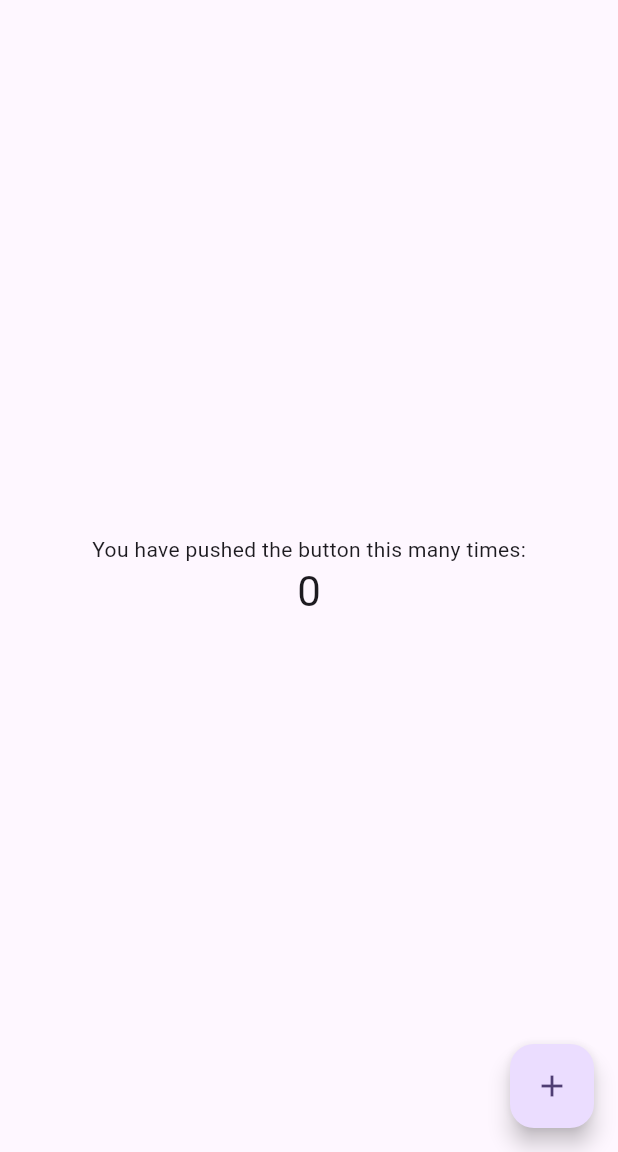
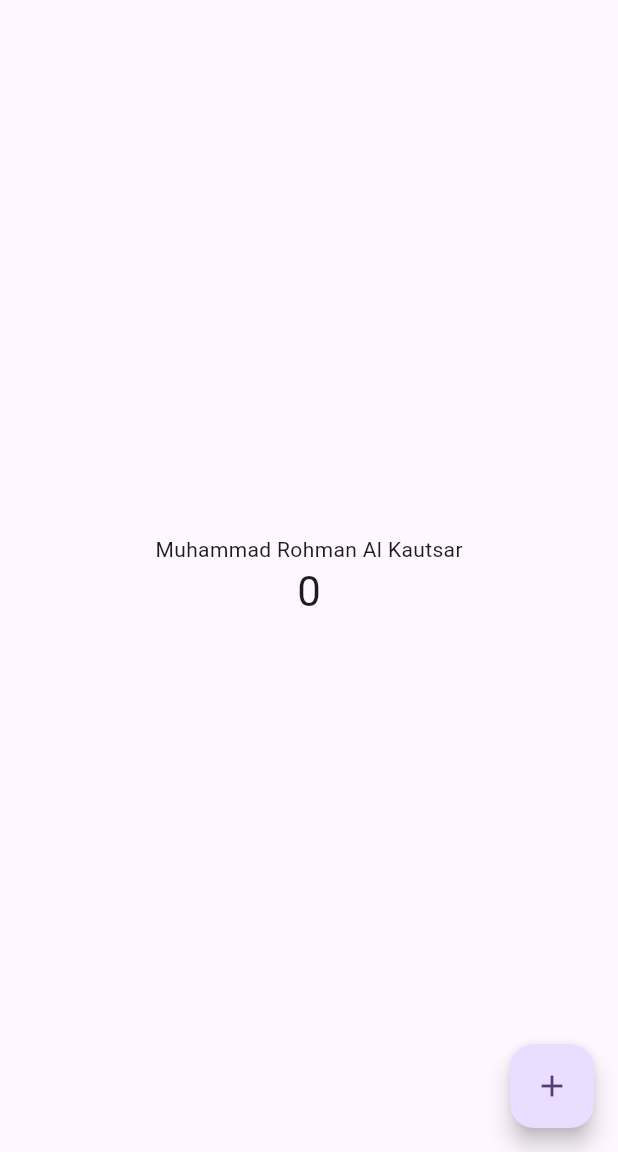
Before and after one commit to rohmanalka/flutter-fundamental-part1, a Flutter app: the screen it shows after launch, on a phone screen of 412 x 824 dp, the part 84-1236 px from its top. Run offline on Flutter 3.47's test engine with Material 3 defaults, Android fonts, the phone set to English and light mode, and no system bars.

Commit message:
feat: change text to my name

```diff
--- a/lib/main.dart
+++ b/lib/main.dart
@@ -104,7 +104,7 @@ class _MyHomePageState extends State<MyHomePage> {
           // wireframe for each widget.
           mainAxisAlignment: MainAxisAlignment.center,
           children: <Widget>[
-            const Text('You have pushed the button this many times:'),
+            const Text('Muhammad Rohman Al Kautsar'),
             Text(
               '$_counter',
               style: Theme.of(context).textTheme.headlineMedium,
```
